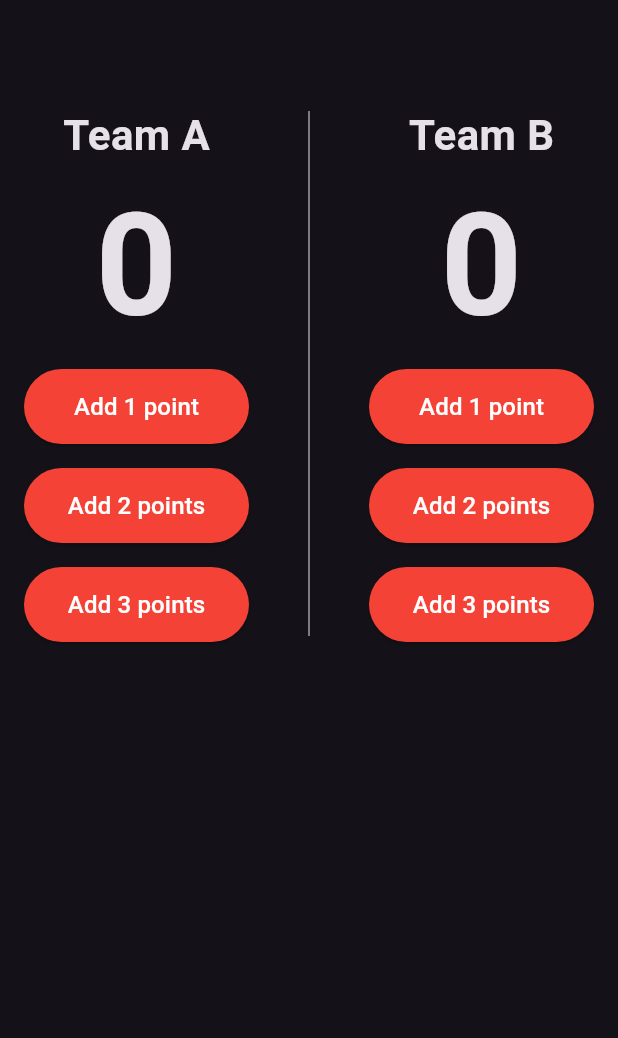
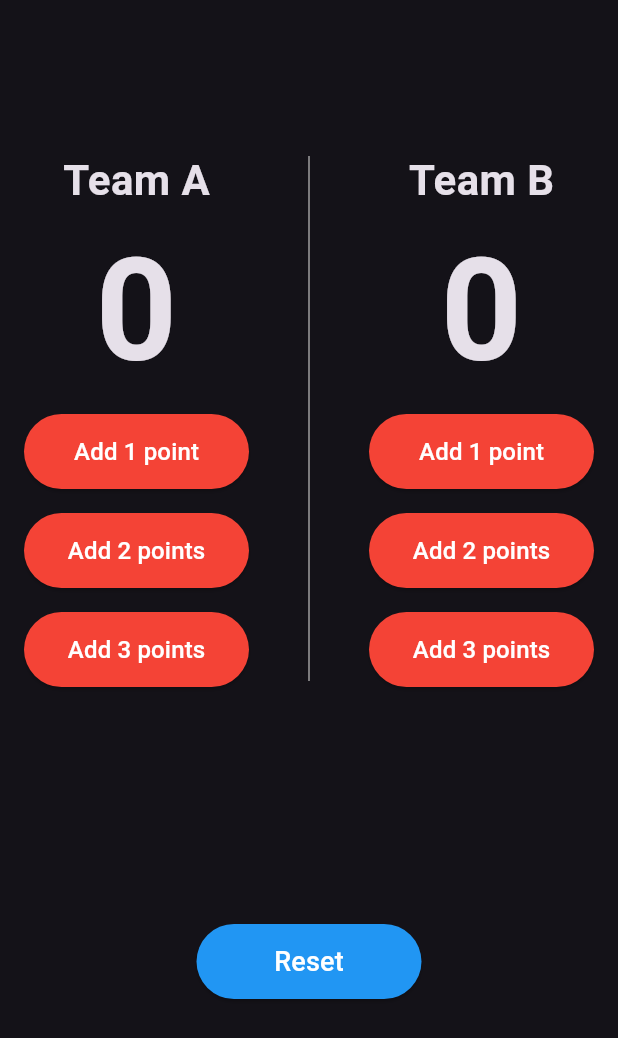
Before and after one commit to ali4hassan9ali2022/basketball_pointers_counter_app, a Flutter app: the screen it shows after launch, on a phone screen of 412 x 824 dp. Shown: the top 1038 px of the screen. Run offline on Flutter 3.47's test engine with Material 3 defaults, Android fonts, the phone set to English and light mode, and no system bars.

Commit message:
create elevated button reset

```diff
--- a/lib/main.dart
+++ b/lib/main.dart
@@ -18,7 +18,7 @@ class BasketBallPointersCounterApp extends StatelessWidget {
           child: Column(
             children: [
               const SizedBox(
-                height: 70,
+                height: 100,
               ),
               Row(
                 mainAxisAlignment: MainAxisAlignment.spaceBetween,
@@ -176,6 +176,24 @@ class BasketBallPointersCounterApp extends StatelessWidget {
                   ),
                 ],
               ),
+              const Spacer(),
+              ElevatedButton(
+                style: ElevatedButton.styleFrom(
+                  maximumSize: const Size(150, 50),
+                  backgroundColor: Colors.blue,
+                ),
+                onPressed: () {},
+                child: const Center(
+                  child: Text(
+                    "Reset",
+                    style: TextStyle(
+                      color: Colors.white,
+                      fontSize: 18,
+                    ),
+                  ),
+                ),
+              ),
+              const Spacer(),
             ],
           ),
         ),
```
